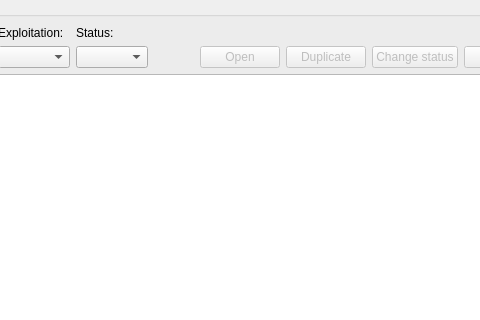
Old version of the form core/ui/toolbars/assetmanage/priority_manager.ui in the repository bgeo-gis/gw_assetmanage_plugin; both pictures show x 226 to 706 and y 0 to 320 of the 1224 by 564 pixel window.
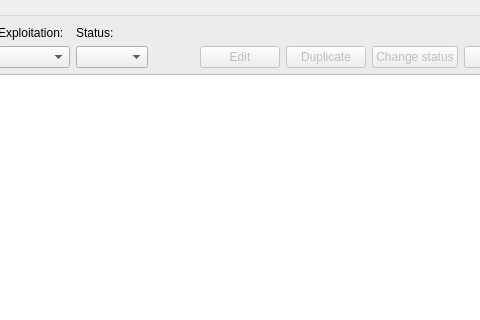
New version of the form.

Commit message: Change button Open to Edit in Result Manager

What changed in the file:
```diff
--- a/core/ui/toolbars/assetmanage/priority_manager.ui
+++ b/core/ui/toolbars/assetmanage/priority_manager.ui
@@ -108,7 +108,7 @@
          <bool>false</bool>
         </property>
         <property name="text">
-         <string>Open</string>
+         <string>Edit</string>
         </property>
        </widget>
       </item>
```
Left out of the diff: 4 changed lines with no effect on the pictures. The commit also changes 1 other file.
